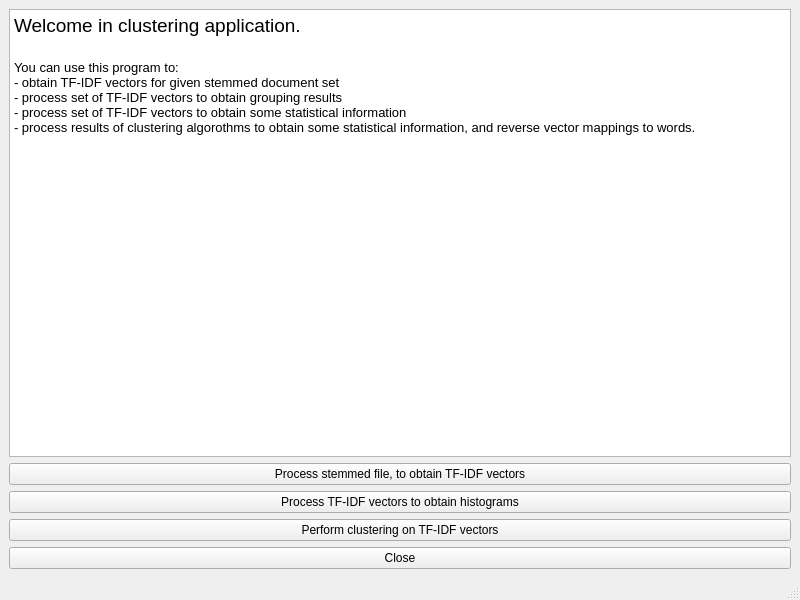
This is app/mainwindow.ui in benkopolis/kmeanstriangleclustering as Qt 5 draws it before an edit. The edited form follows.
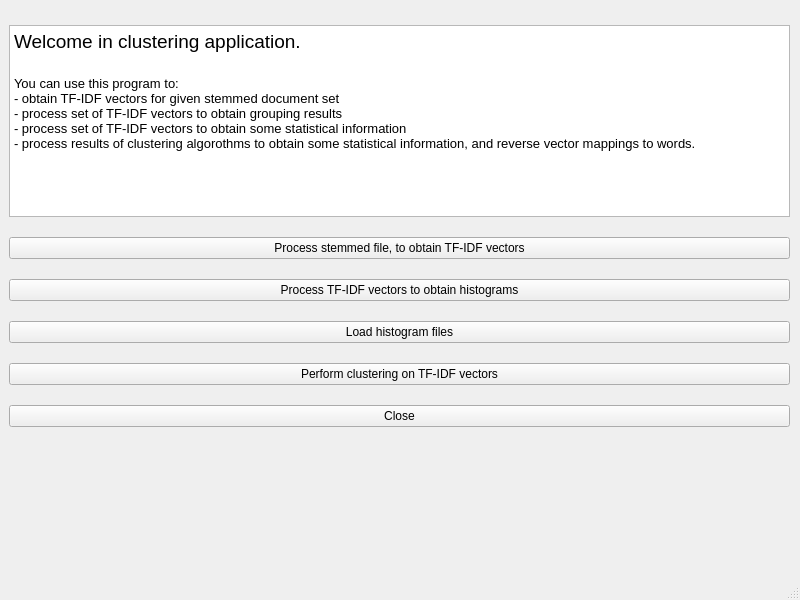
This is the edited form.

Commit message: stuff builds with qwt, used plot curve for my histograms, needs testing

Diff of the .ui file:
```diff
--- a/app/mainwindow.ui
+++ b/app/mainwindow.ui
@@ -14,9 +14,24 @@
    <string>KMeans clustering tool</string>
   </property>
   <widget class="QWidget" name="centralwidget">
-   <layout class="QGridLayout" name="gridLayout">
-    <item row="0" column="0">
+   <widget class="QWidget" name="">
+    <property name="geometry">
+     <rect>
+      <x>9</x>
+      <y>11</y>
+      <width>781</width>
+      <height>431</height>
+     </rect>
+    </property>
+    <layout class="QVBoxLayout" name="verticalLayout">
+     <item>
      <widget class="QTextBrowser" name="textBrowser">
+       <property name="sizePolicy">
+        <sizepolicy hsizetype="Expanding" vsizetype="Fixed">
+         <horstretch>0</horstretch>
+         <verstretch>0</verstretch>
+        </sizepolicy>
+       </property>
       <property name="html">
        <string>&lt;!DOCTYPE HTML PUBLIC &quot;-//W3C//DTD HTML 4.0//EN&quot; &quot;http://www.w3.org/TR/REC-html40/strict.dtd&quot;&gt;
 &lt;html&gt;&lt;head&gt;&lt;meta name=&quot;qrichtext&quot; content=&quot;1&quot; /&gt;&lt;style type=&quot;text/css&quot;&gt;
@@ -32,28 +47,35 @@
       </property>
      </widget>
     </item>
-    <item row="1" column="0">
+     <item>
      <widget class="QPushButton" name="btnCountTFIDF">
       <property name="text">
        <string>Process stemmed file, to obtain TF-IDF vectors</string>
       </property>
      </widget>
     </item>
-    <item row="2" column="0">
+     <item>
      <widget class="QPushButton" name="btnGetStatsForTFIDF">
       <property name="text">
        <string>Process TF-IDF vectors to obtain histograms</string>
       </property>
      </widget>
     </item>
-    <item row="3" column="0">
+     <item>
+      <widget class="QPushButton" name="btnLoadHist">
+       <property name="text">
+        <string>Load histogram files</string>
+       </property>
+      </widget>
+     </item>
+     <item>
      <widget class="QPushButton" name="btnClustering">
       <property name="text">
        <string>Perform clustering on TF-IDF vectors</string>
       </property>
      </widget>
     </item>
-    <item row="4" column="0">
+     <item>
      <widget class="QPushButton" name="btnClose">
       <property name="text">
        <string>Close</string>
@@ -61,6 +83,7 @@
      </widget>
     </item>
    </layout>
+   </widget>
   </widget>
   <widget class="QStatusBar" name="statusbar"/>
  </widget>
```
Lines whose indentation alone changed are shown as unchanged. The commit also changes 14 other files.
